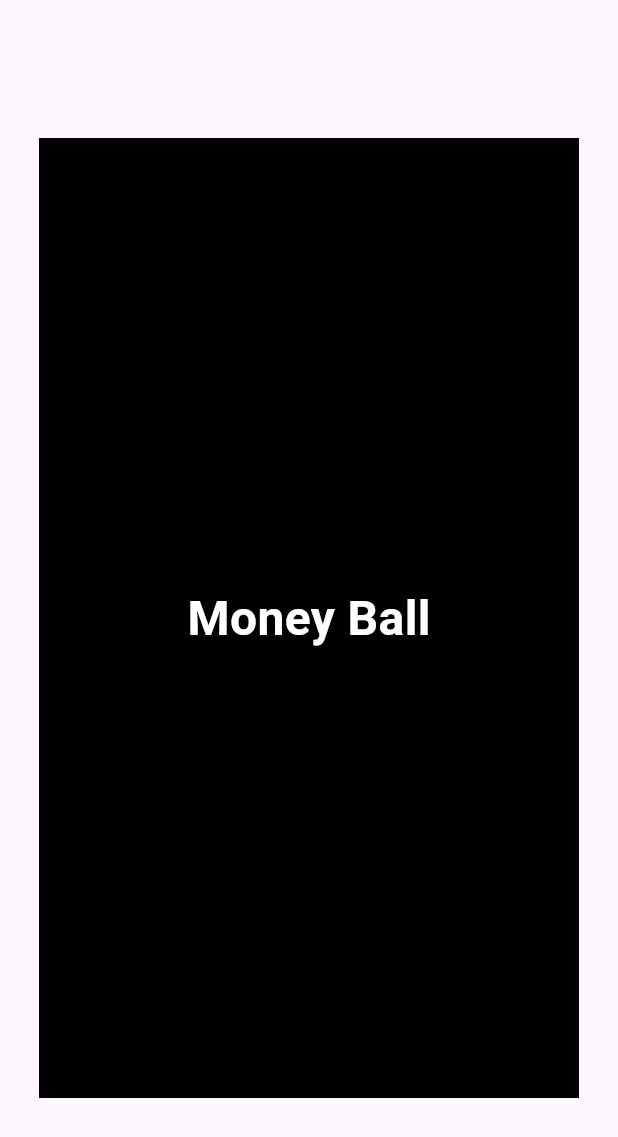
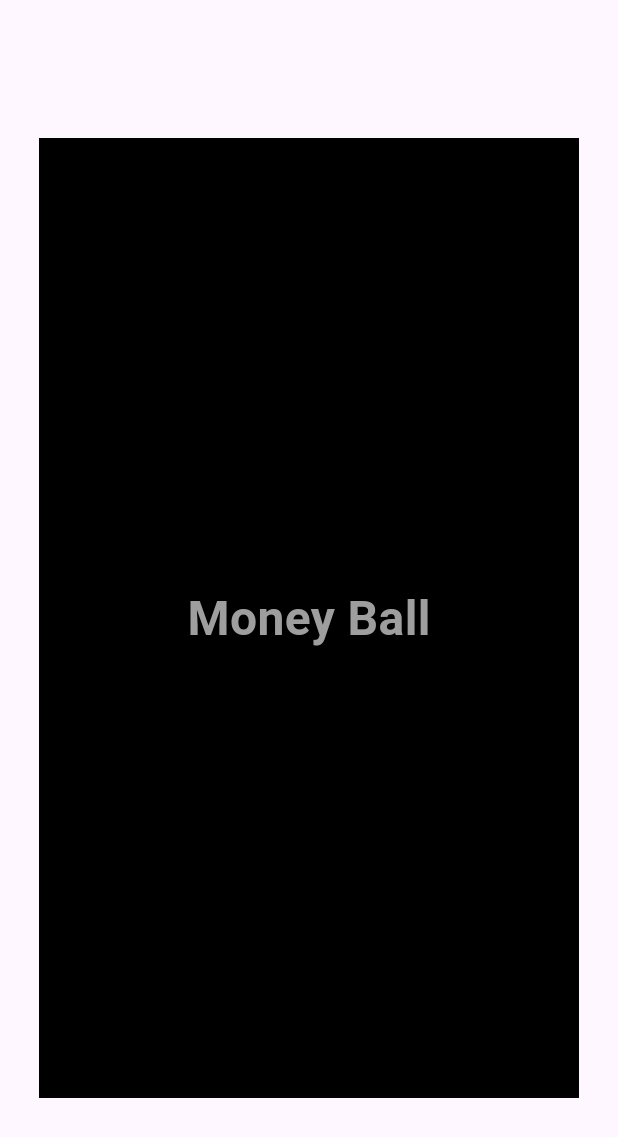
Before and after one commit to melkyG/MoneyBallApp, a Flutter app: the first screen one second after launch, on a phone screen of 412 x 824 dp. Shown: the top 1137 px of the screen. Run offline on Flutter 3.47's test engine with Material 3 defaults, Android fonts, the phone set to English and light mode, and no system bars.

Commit message:
button color change

```diff
--- a/lib/main.dart
+++ b/lib/main.dart
@@ -147,7 +147,7 @@
                   style: TextStyle(
                     fontSize: 32,
                     fontWeight: FontWeight.bold,
-                    color: Colors.white
+                    color: Colors.grey
                   )
                 ),
               )
```
